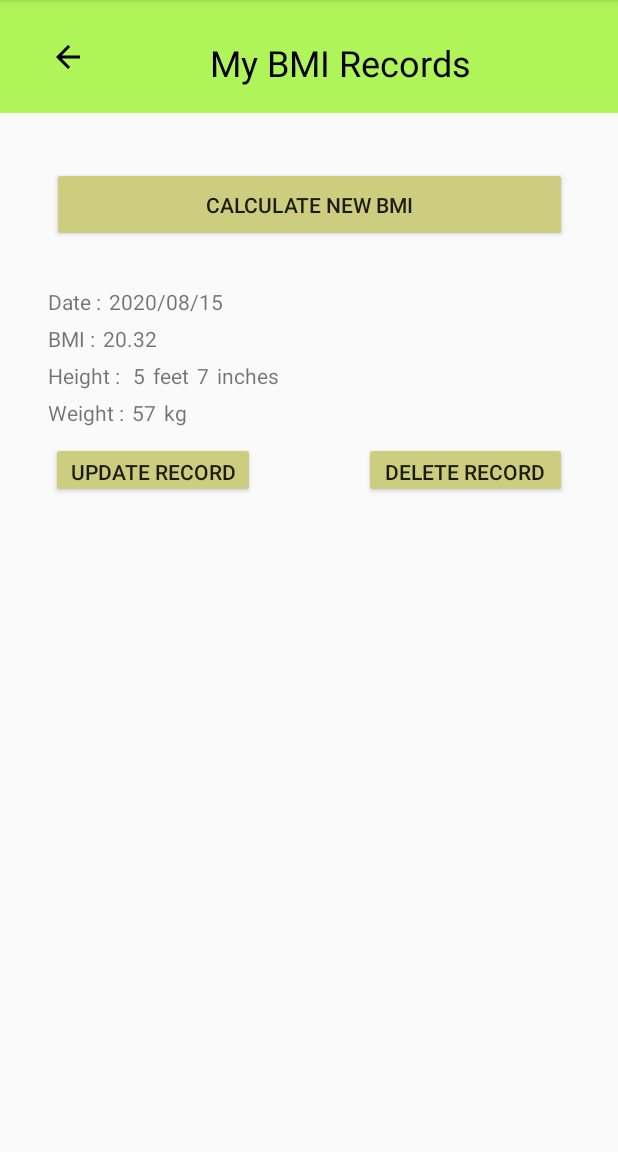
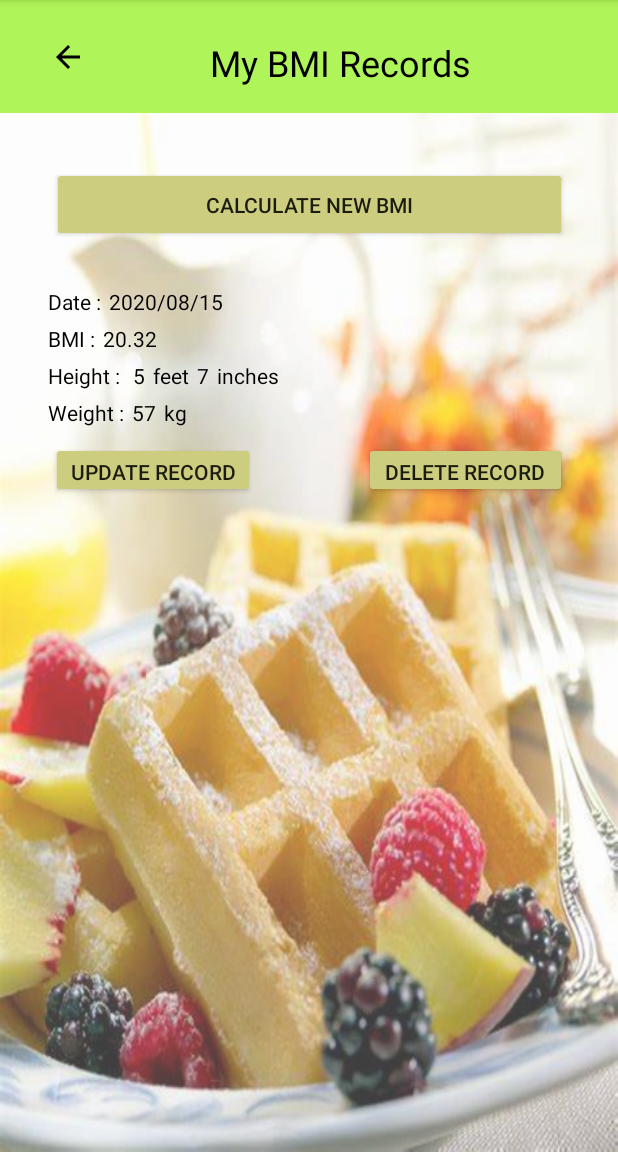
Before and after one commit to isu-dev/PandithaCrabs, an Android app: the screen it shows after launch (viewBmiRecords), after a tap on "ADD RECORD TO HISTORY", on a phone screen of 412 x 824 dp, the part 84-1236 px from its top. Run offline under Robolectric (Android 15) with nearby library versions, the phone set to English and light mode, and no system bars; Roboto replaces fonts that are not available here; 1 other tap on this screen came first.

Commit message:
Coloured design layout

```diff
--- a/app/src/main/java/com/example/fitme/addBmiRecord.java
+++ b/app/src/main/java/com/example/fitme/addBmiRecord.java
@@ -7,6 +7,7 @@ import android.os.Bundle;
 import android.view.View;
 import android.widget.EditText;
 import android.widget.TextView;
+import android.widget.Toast;
 
 public class addBmiRecord extends AppCompatActivity {
 
@@ -58,6 +59,7 @@ public class addBmiRecord extends AppCompatActivity {
     public void addNewBmiRecord(View view)
     {
         Intent intent = new Intent(this, viewBmiRecords.class);
+        Toast.makeText(this, "Adding record to History", Toast.LENGTH_SHORT).show(); //toast describing user action of add
         startActivity(intent);
     }
 
@@ -65,6 +67,7 @@ public class addBmiRecord extends AppCompatActivity {
     public void openBmiHistory(View view)
     {
         Intent intent = new Intent(this, viewBmiRecords.class);
+        Toast.makeText(this, "Opening History", Toast.LENGTH_SHORT).show(); //toast describing user action of opening history
         startActivity(intent);
     }
 }
--- a/app/src/main/java/com/example/fitme/updateBmiRecord.java
+++ b/app/src/main/java/com/example/fitme/updateBmiRecord.java
@@ -7,6 +7,7 @@ import android.os.Bundle;
 import android.view.View;
 import android.widget.EditText;
 import android.widget.TextView;
+import android.widget.Toast;
 
 public class updateBmiRecord extends AppCompatActivity {
 
@@ -39,6 +40,7 @@ public class updateBmiRecord extends AppCompatActivity {
     public void openBmiHistory(View view)
     {
         Intent intent = new Intent(this, viewBmiRecords.class);
+        Toast.makeText(this, "Opening History", Toast.LENGTH_SHORT).show(); //toast describing user action of opening history
         startActivity(intent);
     }
 
@@ -65,6 +67,7 @@ public class updateBmiRecord extends AppCompatActivity {
     public void updateRecord(View view)
     {
         Intent intent = new Intent(this, viewBmiRecords.class);
+        Toast.makeText(this, "Updating Record", Toast.LENGTH_SHORT).show(); //toast describing user action of update
         startActivity(intent);
     }
 }
--- a/app/src/main/java/com/example/fitme/viewBmiRecords.java
+++ b/app/src/main/java/com/example/fitme/viewBmiRecords.java
@@ -5,6 +5,7 @@ import androidx.appcompat.app.AppCompatActivity;
 import android.content.Intent;
 import android.os.Bundle;
 import android.view.View;
+import android.widget.Toast;
 
 public class viewBmiRecords extends AppCompatActivity {
 
@@ -18,6 +19,7 @@ public class viewBmiRecords extends AppCompatActivity {
     public void calculateNewBmi(View view)
     {
         Intent intent = new Intent(this, addBmiRecord.class);
+        Toast.makeText(this, "Opening BMI Calculator", Toast.LENGTH_SHORT).show(); //toast describing user action of calculating new
         startActivity(intent);
     }
 
@@ -25,6 +27,7 @@ public class viewBmiRecords extends AppCompatActivity {
     public void backToMainPage(View view)
     {
         Intent intent = new Intent(this, viewBmiRecords.class);
+        Toast.makeText(this, "Opening Homepage", Toast.LENGTH_SHORT).show(); //toast describing user action of moving back to the homepage
         startActivity(intent);
     }
 
@@ -32,6 +35,7 @@ public class viewBmiRecords extends AppCompatActivity {
     public void updateBmi(View view)
     {
         Intent intent = new Intent(this, updateBmiRecord.class);
+        Toast.makeText(this, "Opening Update View", Toast.LENGTH_SHORT).show(); //toast describing user action of proceed to update
         startActivity(intent);
     }
 
@@ -39,6 +43,7 @@ public class viewBmiRecords extends AppCompatActivity {
     public void deleteBmi(View view)
     {
         Intent intent = new Intent(this, viewBmiRecords.class);
+        Toast.makeText(this, "Deleting Record from History", Toast.LENGTH_SHORT).show(); //toast describing user action of delete
         startActivity(intent);
     }
 }
--- a/app/src/main/res/layout/activity_view_bmi_records.xml
+++ b/app/src/main/res/layout/activity_view_bmi_records.xml
@@ -5,6 +5,15 @@
     android:layout_width="match_parent"
     android:layout_height="match_parent"
     tools:context=".viewBmiRecords">
+
+    <RelativeLayout
+        android:layout_width="fill_parent"
+        android:layout_height="fill_parent"
+        android:alpha="0.75"
+        android:background="@drawable/background2"
+        android:orientation="vertical"
+        app:layout_constraintStart_toStartOf="parent"
+        app:layout_constraintTop_toTopOf="parent"></RelativeLayout>
 
     <TableRow
         android:id="@+id/tableRow"
@@ -56,6 +65,7 @@
         android:layout_marginStart="32dp"
         android:layout_marginTop="30dp"
         android:text="@string/lbl_DateOfRecord"
+        android:textColor="#020000"
         app:layout_constraintStart_toStartOf="parent"
         app:layout_constraintTop_toBottomOf="@+id/btn_calcNew" />
 
@@ -65,6 +75,7 @@
         android:layout_height="wrap_content"
         android:layout_marginStart="5dp"
         android:text="@string/dateOfR"
+        android:textColor="#020000"
         app:layout_constraintBaseline_toBaselineOf="@+id/tv_date"
         app:layout_constraintStart_toEndOf="@+id/tv_date" />
 
@@ -75,6 +86,7 @@
         android:layout_marginStart="32dp"
         android:layout_marginTop="5dp"
         android:text="@string/lbl_Height"
+        android:textColor="#020000"
         app:layout_constraintStart_toStartOf="parent"
         app:layout_constraintTop_toBottomOf="@+id/textView14" />
 
@@ -85,6 +97,7 @@
         android:layout_marginStart="32dp"
         android:layout_marginTop="5dp"
         android:text="@string/lbl_Weight"
+        android:textColor="#020000"
         app:layout_constraintStart_toStartOf="parent"
         app:layout_constraintTop_toBottomOf="@+id/textView5" />
 
@@ -94,6 +107,7 @@
         android:layout_height="wrap_content"
         android:layout_marginStart="5dp"
         android:text="@string/feetOfR"
+        android:textColor="#020000"
         app:layout_constraintBaseline_toBaselineOf="@+id/textView5"
         app:layout_constraintStart_toEndOf="@+id/textView5" />
 
@@ -103,6 +117,7 @@
         android:layout_height="wrap_content"
         android:layout_marginStart="5dp"
         android:text="@string/lbl_hFeet"
+        android:textColor="#020000"
         app:layout_constraintBaseline_toBaselineOf="@+id/textView5"
         app:layout_constraintStart_toEndOf="@+id/textView7" />
 
@@ -112,6 +127,7 @@
         android:layout_height="wrap_content"
         android:layout_marginStart="5dp"
         android:text="@string/inchesOfR"
+        android:textColor="#020000"
         app:layout_constraintBaseline_toBaselineOf="@+id/textView5"
         app:layout_constraintStart_toEndOf="@+id/textView8" />
 
@@ -121,6 +137,7 @@
         android:layout_height="wrap_content"
         android:layout_marginStart="5dp"
         android:text="@string/lbl_hInches"
+        android:textColor="#020000"
         app:layout_constraintBaseline_toBaselineOf="@+id/textView5"
         app:layout_constraintStart_toEndOf="@+id/textView9" />
 
@@ -130,6 +147,7 @@
         android:layout_height="wrap_content"
         android:layout_marginStart="5dp"
         android:text="@string/weightOfR"
+        android:textColor="#020000"
         app:layout_constraintBaseline_toBaselineOf="@+id/textView6"
         app:layout_constraintStart_toEndOf="@+id/textView6" />
 
@@ -139,6 +157,7 @@
         android:layout_height="wrap_content"
         android:layout_marginStart="5dp"
         android:text="@string/lbl_WKg"
+        android:textColor="#020000"
         app:layout_constraintBaseline_toBaselineOf="@+id/textView6"
         app:layout_constraintStart_toEndOf="@+id/textView12" />
 
@@ -149,6 +168,7 @@
         android:layout_marginStart="32dp"
         android:layout_marginTop="5dp"
         android:text="@string/lbl_BmiVal"
+        android:textColor="#020000"
         app:layout_constraintStart_toStartOf="parent"
         app:layout_constraintTop_toBottomOf="@+id/tv_date" />
 
@@ -158,6 +178,7 @@
         android:layout_height="wrap_content"
         android:layout_marginStart="5dp"
         android:text="@string/bmiOfR"
+        android:textColor="#020000"
         app:layout_constraintBaseline_toBaselineOf="@+id/textView14"
         app:layout_constraintStart_toEndOf="@+id/textView14" />
 
```
Also changed, not shown: app/src/main/res/layout/activity_add_bmi_record.xml (+12 -1 lines), app/src/main/res/layout/activity_update_bmi_record.xml (+12 -1 lines), app/src/main/res/drawable/background.jpg (added), app/src/main/res/drawable/background2.jpg (added).
